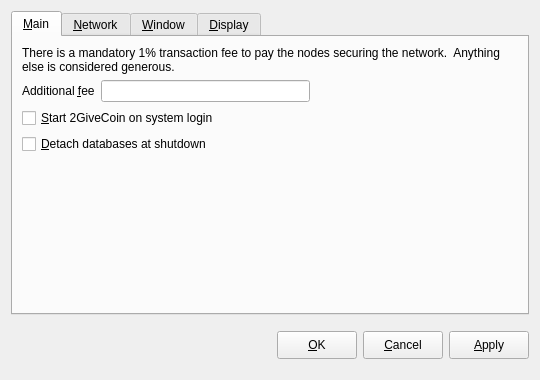
The window that src/qt/forms/optionsdialog.ui (LittleDuke/2GIVE) describes before a commit, drawn with Qt 5.
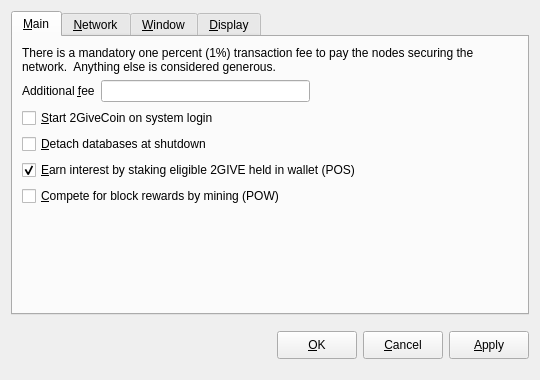
The same window after the commit. Custom widgets are drawn as their Qt base class.

Commit message: Added support for Options enable/disable of both Staking (POS) and Mining (POW)

Diff of the .ui file:
```diff
--- a/src/qt/forms/optionsdialog.ui
+++ b/src/qt/forms/optionsdialog.ui
@@ -33,7 +33,7 @@
        <item>
         <widget class="QLabel" name="transactionFeeInfoLabel">
          <property name="text">
-          <string>There is a mandatory 1% transaction fee to pay the nodes securing the network.  Anything else is considered generous.</string>
+          <string>There is a mandatory one percent (1%) transaction fee to pay the nodes securing the network.  Anything else is considered generous.</string>
          </property>
          <property name="textFormat">
           <enum>Qt::PlainText</enum>
@@ -96,6 +96,23 @@
          </property>
         </widget>
        </item>
+       <item>
+        <widget class="QCheckBox" name="minting">
+         <property name="text">
+          <string>&amp;Earn interest by staking eligible 2GIVE held in wallet (POS)</string>
+         </property>
+         <property name="checked">
+          <bool>true</bool>
+         </property>
+        </widget>
+       </item>
+       <item>
+        <widget class="QCheckBox" name="mining">
+         <property name="text">
+          <string>&amp;Compete for block rewards by mining (POW)</string>
+         </property>
+        </widget>
+       </item>
        <item>
         <spacer name="verticalSpacer_Main">
          <property name="orientation">
```
The commit also changes 8 other files.
